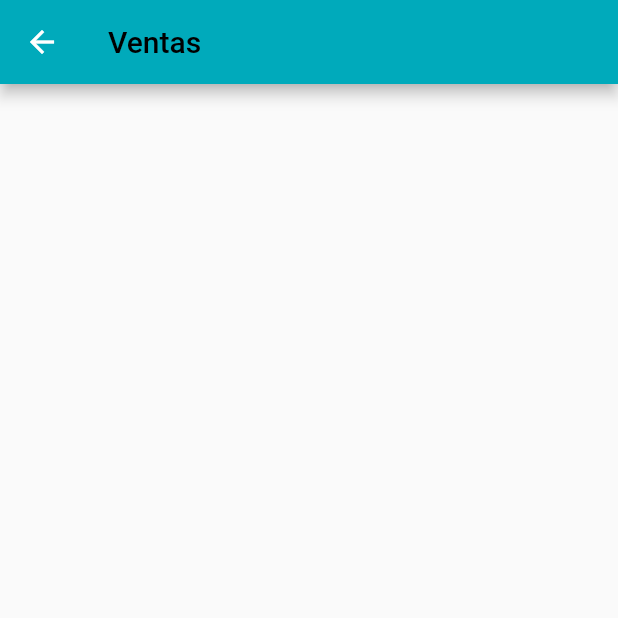
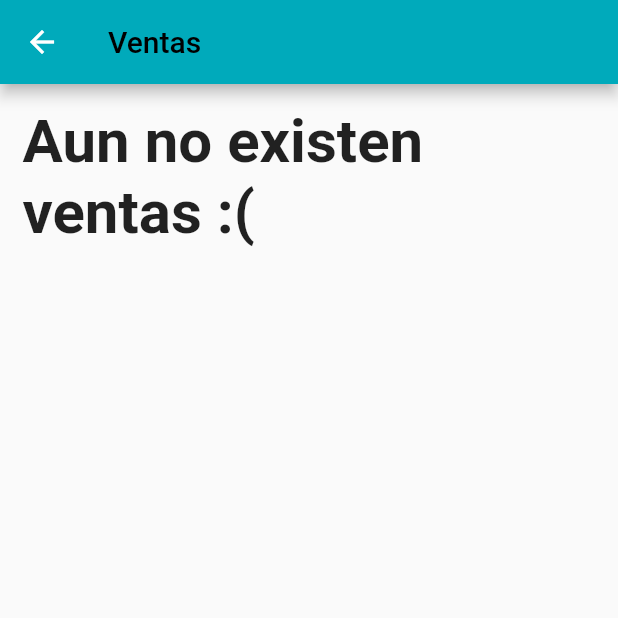
Before and after one commit to FreddySolis/MyLocalStoreFront, a Flutter app: the PaymentsView screen opened by its route, on a phone screen of 412 x 824 dp, the top half of it. Run offline on Flutter 3.47's test engine with Material 2 defaults, Android fonts, the phone set to English and light mode, and no system bars; our stand-ins replace carousel_slider, firebase_database, firebase_messaging, firebase_storage, flutter_svg, image_picker and 2 more; missing offline and left inert: address_search_text_field, encrypt, http_auth; accounts and stored records are empty; network calls fail.

Commit message:
arreglos del address, vendedor y ventas

```diff
--- a/lib/src/screens/createSeller.dart
+++ b/lib/src/screens/createSeller.dart
@@ -296,7 +296,7 @@ class _CreateSeller extends State<CreateSeller>{
               print(value);
               if(value){
                 _alert("Registro Exitoso");
-                Navigator.of(context).pop();
+
               }else{
                 _alert("Error al Registrar");
               }
--- a/lib/src/screens/mainView.dart
+++ b/lib/src/screens/mainView.dart
@@ -41,6 +41,7 @@ class _MainView extends State<MainView>{
     return Scaffold(
       appBar: AppBar(
         backgroundColor: secondary,
+        automaticallyImplyLeading: false,
         title: Row(
           children: <Widget>[
             Text(_selectTitle),
--- a/lib/src/screens/paymentsView.dart
+++ b/lib/src/screens/paymentsView.dart
@@ -15,6 +15,7 @@ class _PaymentsViewState extends State<PaymentsView>{
   var payment = new List<Payment>();
   User user = null;
   var products = new List<Producto>();
+  bool paymentsExist = false;
 
   @override
   void initState(){
@@ -36,6 +37,7 @@ class _PaymentsViewState extends State<PaymentsView>{
   }
 
   Widget _listPayment(){
+    if(paymentsExist){
       return SingleChildScrollView(
           child: Container(
             child: Column(
@@ -51,6 +53,20 @@ class _PaymentsViewState extends State<PaymentsView>{
 
           )
       );
+    }else{
+      return Container(
+        padding: EdgeInsets.all(15.0),
+        alignment: Alignment.centerLeft,
+        child: Text(
+          "Aun no existen ventas :(",
+          style: TextStyle(
+            fontSize: 40.0,
+            fontWeight: FontWeight.bold,
+          ),
+        ),
+      );
+    }
+
 
   }
   Widget _appbarr(){
@@ -73,6 +89,15 @@ class _PaymentsViewState extends State<PaymentsView>{
           for(var i in jsonData){
             Payment direc = Payment(i["id"],i["user_id"], i["sc_id"], i["status"], i["cart_total"], i["created_at"]);
             payment.add(direc);
+          }
+          if(payment.length > 0){
+            setState(() {
+              paymentsExist = true;
+            });
+          }else {
+            setState(() {
+              paymentsExist = false;
+            });
           }
         });
         //get_ShoppingCar();
```
Also changed, not shown: lib/src/screens/addressView.dart (+62 -37 lines). Lines whose indentation alone changed are shown as unchanged.
